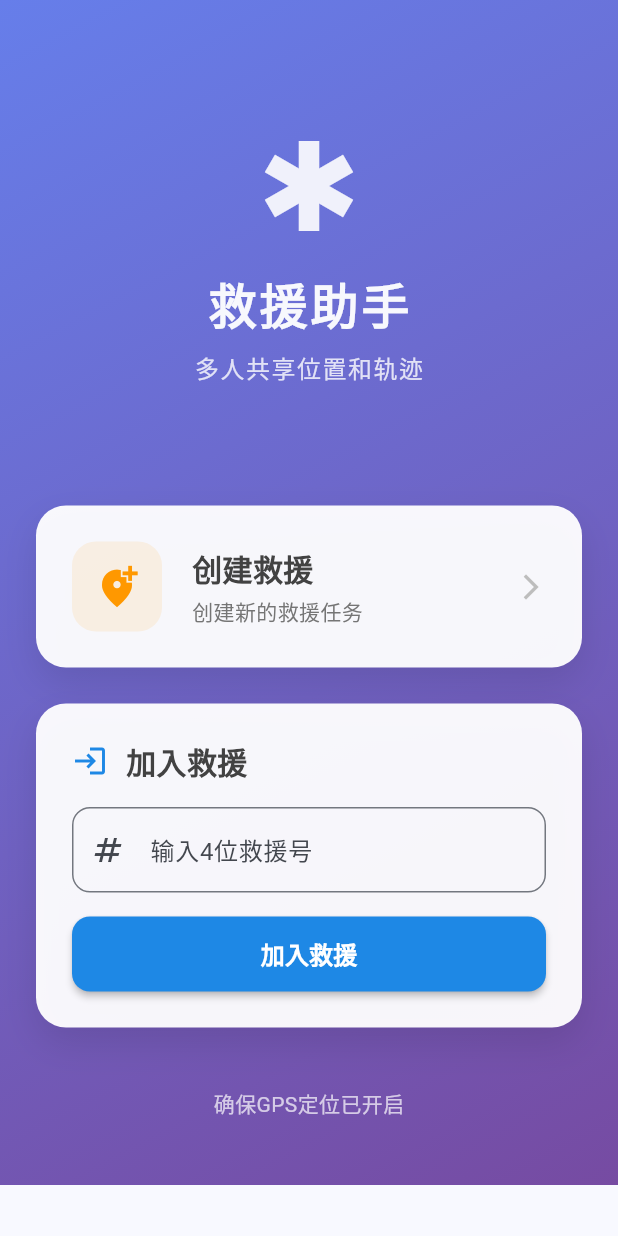
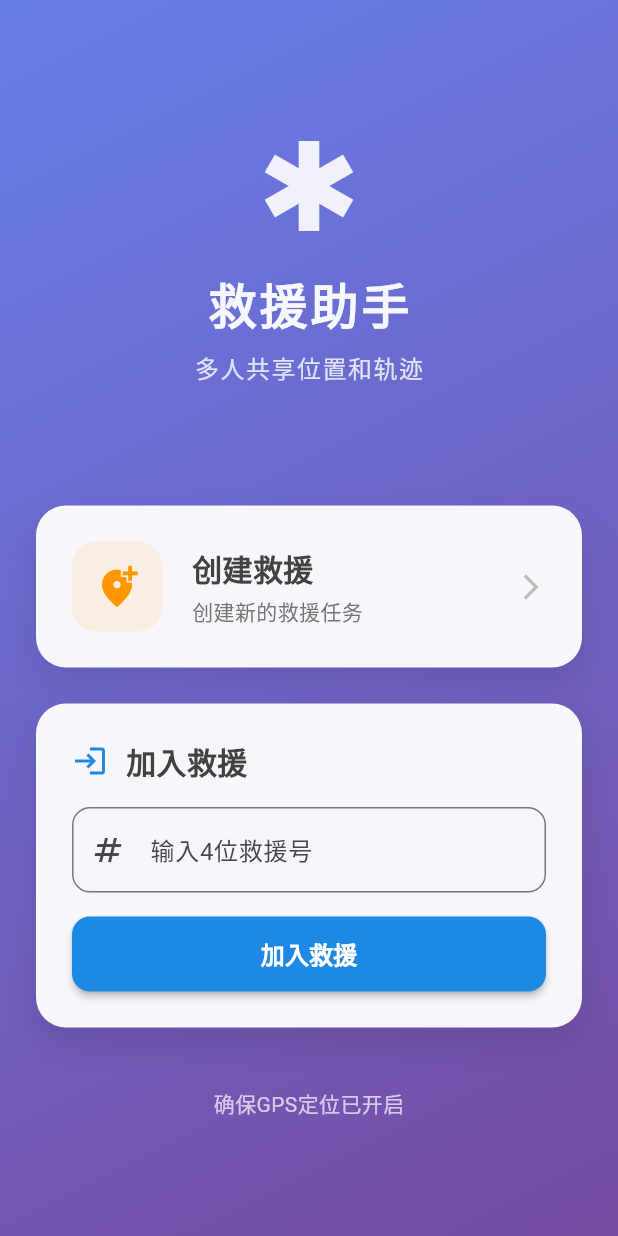
Before and after one commit to excing/rescue_app, a Flutter app: the screen it shows after launch, on a phone screen of 412 x 824 dp. Run offline on Flutter 3.47's test engine with Material 3 defaults, Android fonts, the phone set to English and light mode, and no system bars; our stand-ins replace flutter_map, fluttertoast, geolocator, latlong2, permission_handler, shared_preferences and 1 more; accounts and stored records are empty; Roboto replaces fonts that are missing (PingFang SC).

Commit message:
Update: some bug

```diff
--- a/lib/screens/home_screen.dart
+++ b/lib/screens/home_screen.dart
@@ -137,6 +137,14 @@ class _HomeScreenState extends State<HomeScreen> with TickerProviderStateMixin {
         child: SafeArea(
           child: SingleChildScrollView(
             padding: const EdgeInsets.all(24.0),
+            child: ConstrainedBox(
+              constraints: BoxConstraints(
+                minHeight: MediaQuery.of(context).size.height -
+                    MediaQuery.of(context).padding.top -
+                    MediaQuery.of(context).padding.bottom -
+                    48,
+              ),
+              child: IntrinsicHeight(
                 child: Column(
                   children: [
                     const SizedBox(height: 60),
@@ -267,7 +275,8 @@ class _HomeScreenState extends State<HomeScreen> with TickerProviderStateMixin {
                                       height: 20,
                                       child: CircularProgressIndicator(
                                         strokeWidth: 2,
-                                    valueColor: AlwaysStoppedAnimation<Color>(
+                                        valueColor:
+                                            AlwaysStoppedAnimation<Color>(
                                                 Colors.white),
                                       ),
                                     )
@@ -300,6 +309,8 @@ class _HomeScreenState extends State<HomeScreen> with TickerProviderStateMixin {
 
                     const SizedBox(height: 20),
                   ],
+                ),
+              ),
             ),
           ),
         ),
```
Lines whose indentation alone changed are shown as unchanged.
